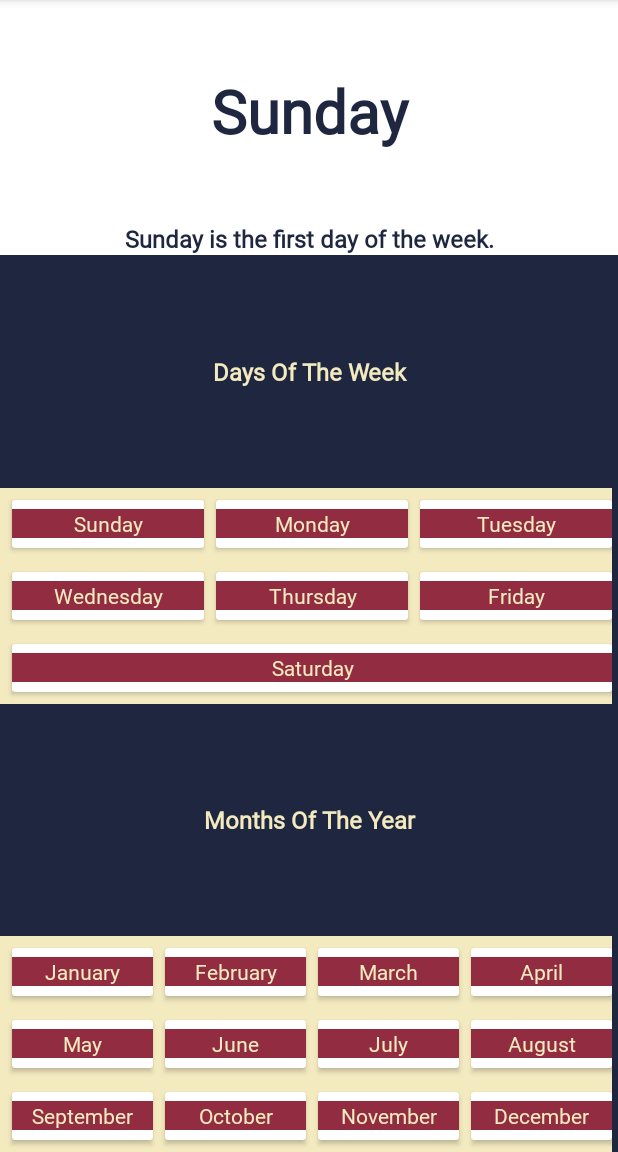
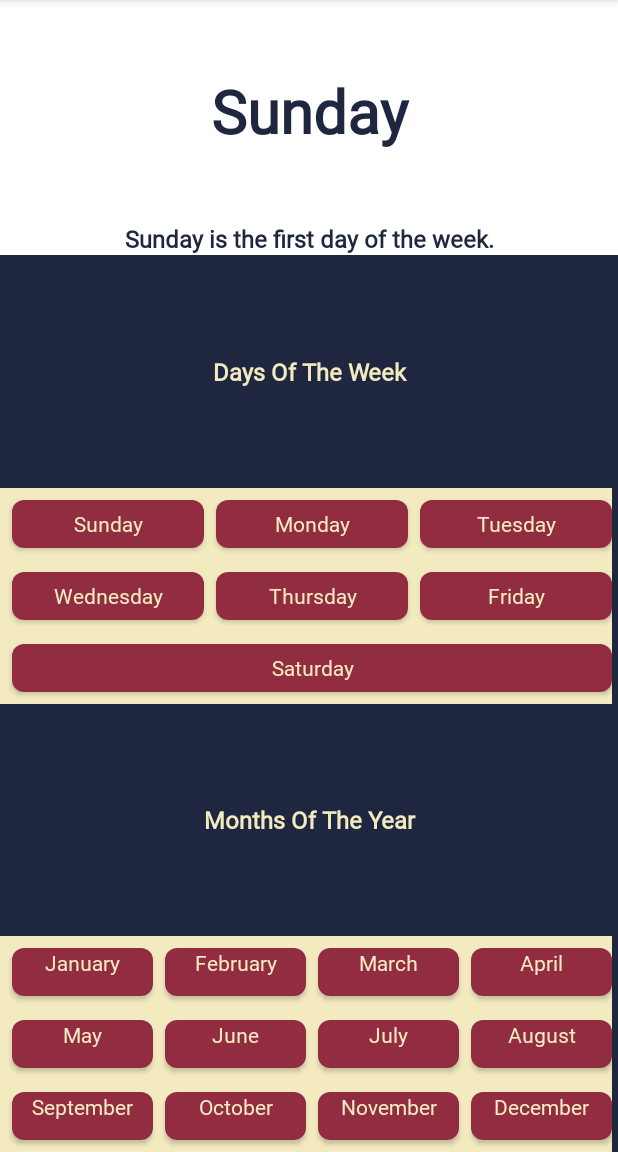
Before and after one commit to InquisitiveMindHasToKnow/MiLaBiLa, an Android app: the DaysAndMonthsFragment screen opened through its navigation route, on a phone screen of 412 x 824 dp, the part 84-1236 px from its top. Run offline under Robolectric (Android 15) with nearby library versions, the phone set to English and light mode, and no system bars; our stand-ins replace data binding.

Commit message:
Rounded all button corners to make them all uniformed.

```diff
--- a/app/src/main/java/org/ohmstheresistance/milabila/recyclerview/WeatherAdapter.kt
+++ b/app/src/main/java/org/ohmstheresistance/milabila/recyclerview/WeatherAdapter.kt
@@ -58,4 +58,7 @@ class WeatherAdapter(private val weatherList: List<WeatherData>, private val wea
             weatherName.text = weather
         }
     }
+    interface UpdateWeatherImageAndNameInterface {
+        fun updateWeatherImageAndName(clickedWeatherName: String, clickedWeatherImage: Int)
+    }
 }
--- a/app/src/main/res/layout/alphabet_itemview.xml
+++ b/app/src/main/res/layout/alphabet_itemview.xml
@@ -1,9 +1,11 @@
 <?xml version="1.0" encoding="utf-8"?>
-<layout xmlns:android="http://schemas.android.com/apk/res/android">
+<layout xmlns:android="http://schemas.android.com/apk/res/android"
+    xmlns:app="http://schemas.android.com/apk/res-auto">
 
 <androidx.cardview.widget.CardView
     android:layout_width="match_parent"
     android:layout_height="48dp"
+    app:cardCornerRadius="8dp"
     android:layout_marginTop="8dp"
     android:layout_marginStart="8dp"
     android:layout_marginBottom="8dp">
--- a/app/src/main/res/layout/color_fragment.xml
+++ b/app/src/main/res/layout/color_fragment.xml
@@ -17,6 +17,7 @@
             android:layout_height="wrap_content"
             android:textAllCaps="true"
             android:textStyle="bold"
+            style="@style/TextAppearance.AppCompat.Headline"
             android:fontFamily="@font/andika"
             android:gravity="center_horizontal"
             android:background="@color/white"
@@ -34,6 +35,7 @@
                     android:fontFamily="@font/andika"
                     android:gravity="center"
                     android:text="Red"
+                    android:textStyle="bold"
                     android:textAllCaps="false"
                     android:textColor="@color/text_color"
                     android:textSize="12sp"
@@ -93,6 +95,7 @@
                     android:backgroundTint="#800080"
                     android:fontFamily="@font/andika"
                     android:gravity="center"
+                    android:textStyle="bold"
                     android:text="Purple"
                     android:textAllCaps="false"
                     android:textColor="@color/text_color"
@@ -153,6 +156,7 @@
                     android:fontFamily="@font/andika"
                     android:gravity="center"
                     android:text="Black"
+                    android:textStyle="bold"
                     android:textAllCaps="false"
                     android:textColor="@color/text_color"
                     android:textSize="12sp"
--- a/app/src/main/res/layout/days_itemview.xml
+++ b/app/src/main/res/layout/days_itemview.xml
@@ -1,16 +1,18 @@
 <?xml version="1.0" encoding="utf-8"?>
-<layout xmlns:android="http://schemas.android.com/apk/res/android">
+<layout xmlns:android="http://schemas.android.com/apk/res/android"
+    xmlns:app="http://schemas.android.com/apk/res-auto">
 
     <androidx.cardview.widget.CardView
         android:layout_width="match_parent"
         android:layout_height="32dp"
+        app:cardCornerRadius="8dp"
         android:layout_marginTop="8dp"
         android:layout_marginStart="8dp"
         android:layout_marginBottom="8dp">
 
         <LinearLayout
             android:layout_width="match_parent"
-            android:layout_height="wrap_content"
+            android:layout_height="match_parent"
             android:layout_gravity="center"
             android:background="@color/highlight_color"
             android:orientation="vertical">
--- a/app/src/main/res/layout/landing_page_buttons_itemview.xml
+++ b/app/src/main/res/layout/landing_page_buttons_itemview.xml
@@ -1,9 +1,11 @@
 <?xml version="1.0" encoding="utf-8"?>
-<layout xmlns:android="http://schemas.android.com/apk/res/android">
+<layout xmlns:android="http://schemas.android.com/apk/res/android"
+    xmlns:app="http://schemas.android.com/apk/res-auto">
 
     <androidx.cardview.widget.CardView
         android:layout_width="match_parent"
         android:layout_height="88dp"
+        app:cardCornerRadius="8dp"
         android:layout_marginTop="8dp"
         android:layout_marginStart="8dp"
         android:layout_marginBottom="8dp">
@@ -20,6 +22,7 @@
                 android:layout_width="match_parent"
                 android:layout_height="match_parent"
                 android:gravity="center"
+                android:textStyle="bold"
                 android:textColor="@color/text_color"
                 android:fontFamily="@font/andika"
                 android:text="Weather" />
--- a/app/src/main/res/layout/months_itemview.xml
+++ b/app/src/main/res/layout/months_itemview.xml
@@ -1,16 +1,18 @@
 <?xml version="1.0" encoding="utf-8"?>
-<layout xmlns:android="http://schemas.android.com/apk/res/android">
+<layout xmlns:android="http://schemas.android.com/apk/res/android"
+    xmlns:app="http://schemas.android.com/apk/res-auto">
 
     <androidx.cardview.widget.CardView
         android:layout_width="match_parent"
         android:layout_height="32dp"
+        app:cardCornerRadius="8dp"
         android:layout_marginTop="8dp"
         android:layout_marginStart="8dp"
         android:layout_marginBottom="8dp">
 
         <LinearLayout
             android:layout_width="match_parent"
-            android:layout_height="wrap_content"
+            android:layout_height="match_parent"
             android:layout_gravity="center"
             android:background="@color/highlight_color"
             android:orientation="vertical">
@@ -19,7 +21,7 @@
                 android:id="@+id/month_name_textview"
                 android:layout_width="match_parent"
                 android:layout_height="match_parent"
-                android:gravity="center"
+                android:gravity="center_horizontal"
                 android:textColor="@color/text_color"
                 android:fontFamily="@font/andika"
                 android:text="August"/>
--- a/app/src/main/res/layout/number_itemview.xml
+++ b/app/src/main/res/layout/number_itemview.xml
@@ -1,11 +1,13 @@
 <?xml version="1.0" encoding="utf-8"?>
-<layout xmlns:android="http://schemas.android.com/apk/res/android">
+<layout xmlns:android="http://schemas.android.com/apk/res/android"
+    xmlns:app="http://schemas.android.com/apk/res-auto">
 
     <androidx.cardview.widget.CardView
         android:layout_width="match_parent"
         android:layout_height="56dp"
         android:layout_marginTop="8dp"
         android:padding="2dp"
+        app:cardCornerRadius="8dp"
         android:layout_marginStart="8dp"
         android:layout_marginBottom="8dp">
 
--- a/app/src/main/res/layout/shape_itemview.xml
+++ b/app/src/main/res/layout/shape_itemview.xml
@@ -1,11 +1,13 @@
 <?xml version="1.0" encoding="utf-8"?>
-<layout xmlns:android="http://schemas.android.com/apk/res/android">
+<layout xmlns:android="http://schemas.android.com/apk/res/android"
+    xmlns:app="http://schemas.android.com/apk/res-auto">
 
     <androidx.cardview.widget.CardView
         android:layout_width="56dp"
         android:layout_height="56dp"
         android:layout_marginTop="8dp"
         android:padding="2dp"
+        app:cardCornerRadius="8dp"
         android:layout_marginStart="8dp"
         android:layout_marginBottom="8dp">
 
```
